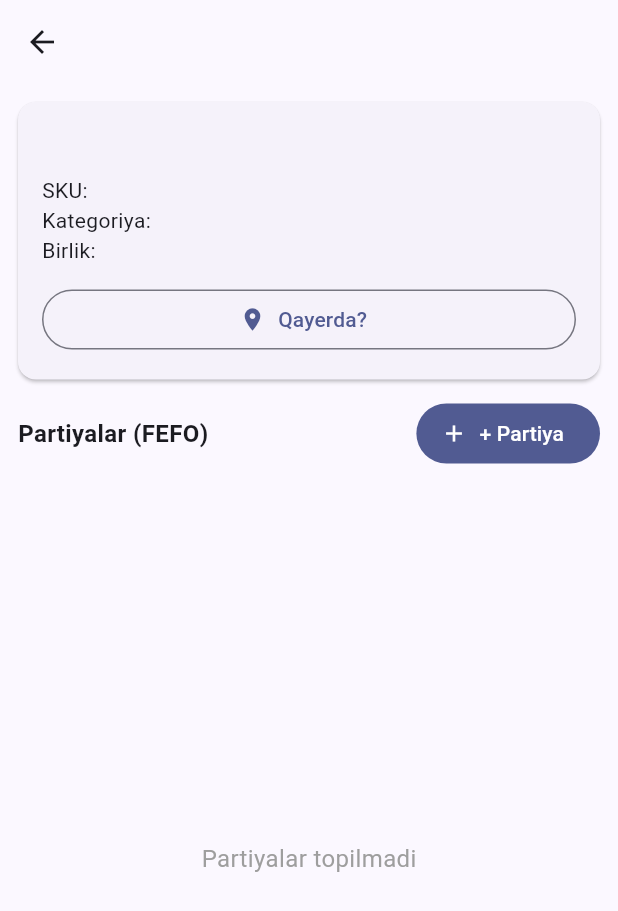
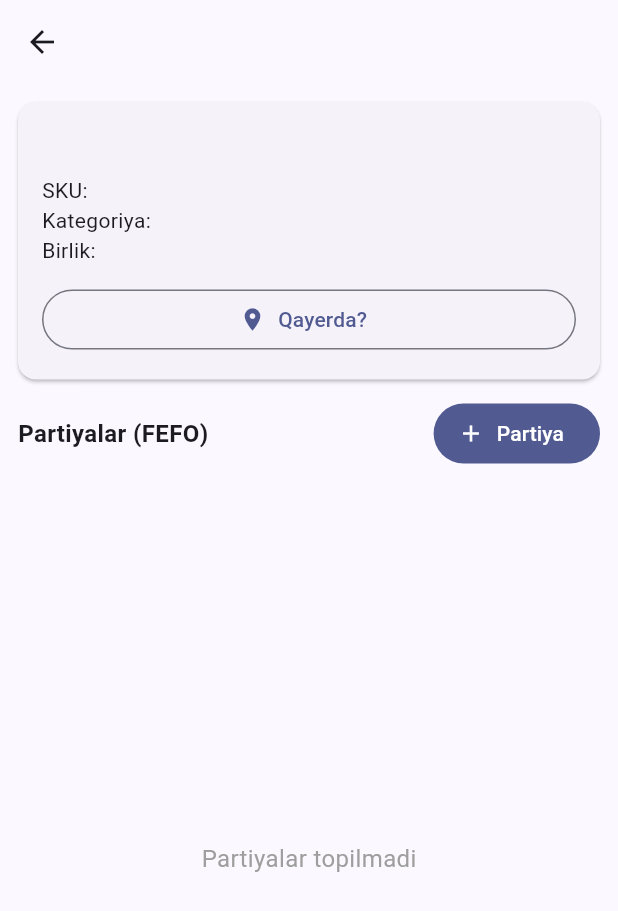
Before and after one commit to Farxodxon/eclair-wms-app, a Flutter app: the ProductDetailScreen screen opened directly with empty values, on a phone screen of 412 x 824 dp. Shown: the top 911 px of the screen. Run offline on Flutter 3.47's test engine with Material 3 defaults, Android fonts, the phone set to English and light mode, and no system bars; our stand-ins replace dio, flutter_riverpod.

Commit message:
B2-frontend: ombor/partiya/joylashuv tugmalaridagi qo'shaloq '+' tuzatildi (ikonka bitta +, matndan '+ ' prefiksi olib tashlandi)

```diff
--- a/lib/features/products/product_detail_screen.dart
+++ b/lib/features/products/product_detail_screen.dart
@@ -117,7 +117,7 @@ class ProductDetailScreen extends ConsumerWidget {
                 FilledButton.icon(
                   onPressed: () => _addBatch(context, ref),
                   icon: const Icon(Icons.add),
-                  label: const Text("+ Partiya"),
+                  label: const Text("Partiya"),
                 ),
               ],
             ),
--- a/lib/features/warehouses/warehouse_detail_screen.dart
+++ b/lib/features/warehouses/warehouse_detail_screen.dart
@@ -113,7 +113,7 @@ class _ZonesTab extends ConsumerWidget {
             child: FilledButton.icon(
               onPressed: () => _addZone(context, ref),
               icon: const Icon(Icons.add),
-              label: const Text("+ Zona qo'shish"),
+              label: const Text("Zona qo'shish"),
             ),
           ),
         ),
@@ -300,7 +300,7 @@ class _LocationsTab extends ConsumerWidget {
             child: FilledButton.icon(
               onPressed: () => _addLocation(context, ref),
               icon: const Icon(Icons.add),
-              label: const Text("+ Joylashuv qo'shish"),
+              label: const Text("Joylashuv qo'shish"),
             ),
           ),
         ),
```
